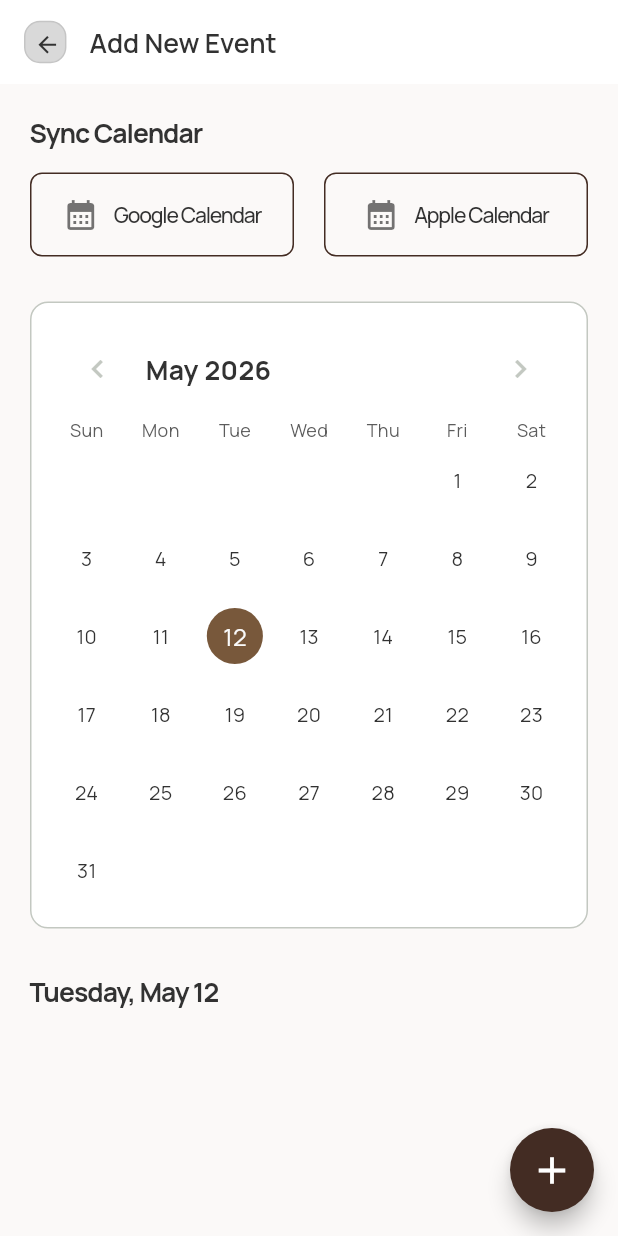
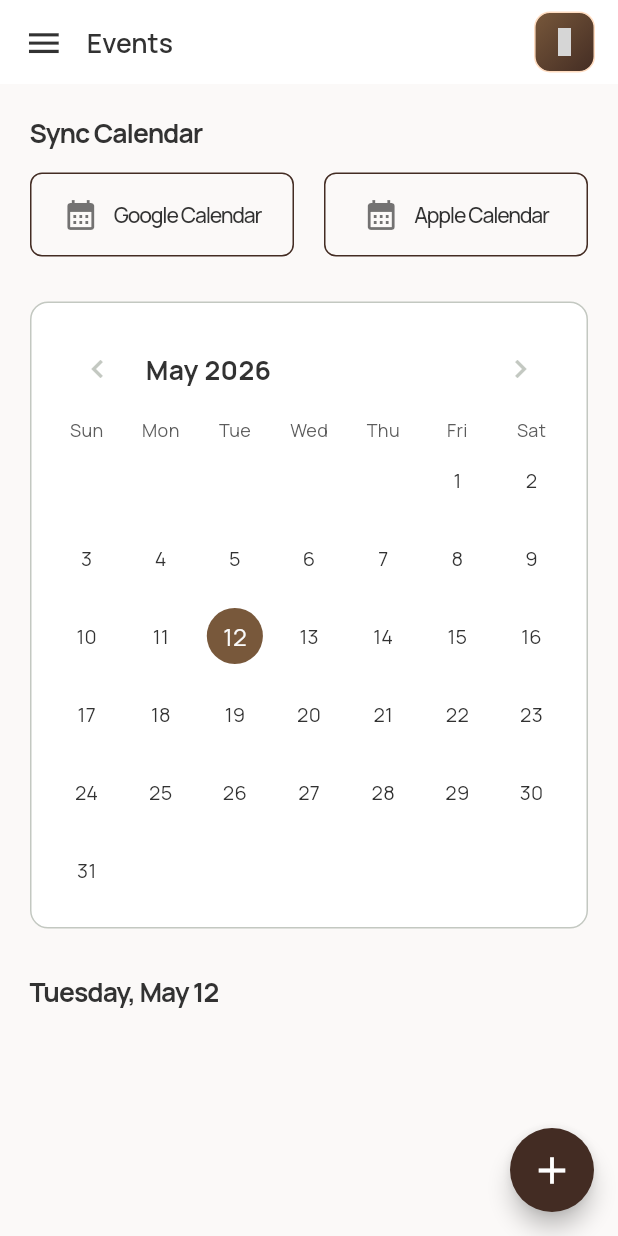
Before and after one commit to waleed-tafsol/stride_sync, a Flutter app: the EventPage screen opened directly, on a phone screen of 412 x 824 dp. Run offline on Flutter 3.47's test engine with Material 3 defaults, Android fonts, the phone set to English and light mode, and no system bars; drawn by our look-alikes of flutter_easyloading, table_calendar; our stand-ins replace dropdown_button2, flutter_screenutil, flutter_secure_storage, flutter_svg, get_it, google_fonts and 1 more; missing offline and left inert: tabler_icons_plus; accounts and stored records are empty; network calls fail; grey boxes are pictures that could not be loaded.

Commit message:
refactor: Update event navigation and EventPage UI
- Replace `AddEventScreen` with `EventPage` in the main bottom navigation.
- Update `EventPage` app bar with a menu icon, "Events" title, and notification action.
- Implement navigation to `AddEventScreen` from the floating action button on the `EventPage`.
- Define `routeName` for `AddEventScreen` and register it in the application router.
- Update dummy event data in `EventPage`.

```diff
--- a/lib/routes/app_routes.dart
+++ b/lib/routes/app_routes.dart
@@ -6,6 +6,8 @@ import 'package:stride_sync/ui/pages/forgot_password_page.dart';
 import 'package:stride_sync/ui/pages/horse_detail_page.dart';
 import 'package:stride_sync/ui/pages/splash_page.dart';
 import 'package:stride_sync/ui/pages/subscription_page.dart';
+
+import '../ui/pages/add_event_screen.dart';
 
 abstract final class AppRoutes {
   static final navigatorKey = GlobalKey<NavigatorState>();
@@ -37,6 +39,10 @@ abstract final class AppRoutes {
         settings: const RouteSettings(name: HorseDetailPage.routeName),
         builder: (_) => const HorseDetailPage(),
       ),
+      AddEventScreen.routeName => CupertinoPageRoute(
+        settings: const RouteSettings(name: AddEventScreen.routeName),
+        builder: (_) => const AddEventScreen(),
+      ),
 
       null => throw UnimplementedError(),
       String() => throw UnimplementedError(),
--- a/lib/ui/pages/add_event_screen.dart
+++ b/lib/ui/pages/add_event_screen.dart
@@ -10,6 +10,8 @@ import '../widgets/custom_app_bar.dart';
 import '../widgets/text_form_field_with_title_widget.dart';
 
 class AddEventScreen extends StatefulWidget {
+  static const String routeName = '/add-event-screen';
+
   const AddEventScreen({super.key});
 
   @override
--- a/lib/ui/pages/bottom_nav_page.dart
+++ b/lib/ui/pages/bottom_nav_page.dart
@@ -20,7 +20,7 @@ class BottomNavPage extends StatelessWidget {
   static const List<Widget> _screens = [
     HomePage(),
     HorsesPage(),
-    AddEventScreen(),
+    EventPage(),
     ProfilePage(),
   ];
 
--- a/lib/ui/pages/event_page.dart
+++ b/lib/ui/pages/event_page.dart
@@ -2,9 +2,11 @@ import 'package:flutter/material.dart';
 import 'package:flutter_screenutil/flutter_screenutil.dart';
 import 'package:table_calendar/table_calendar.dart';
 import 'package:intl/intl.dart';
+import 'package:tabler_icons_plus/tabler_icons_plus.dart';
 import '../resources/app_colors.dart';
 import '../resources/app_fonts.dart';
 import '../widgets/custom_app_bar.dart';
+import 'add_event_screen.dart';
 
 class EventPage extends StatefulWidget {
   const EventPage({super.key});
@@ -17,9 +19,8 @@ class _EventPageState extends State<EventPage> {
   DateTime _focusedDay = DateTime.now();
   DateTime? _selectedDay;
 
-  // Dummy data for events
   final Map<DateTime, List<Event>> _events = {
-    DateTime.utc(2024, 10, 8): [
+    DateTime.utc(2026, 12, 5): [
       Event(
         title: 'Daily Training Session',
         time: '09:00 AM - 10:30 AM',
@@ -64,18 +65,9 @@ class _EventPageState extends State<EventPage> {
   Widget build(BuildContext context) {
     return Scaffold(
       appBar: CustomAppBar(
-        leadingWidget: Container(
-          height: 32.h,
-          width: 32.h,
-          padding: EdgeInsets.all(6.w),
-          decoration: BoxDecoration(
-            color: AppColors.containerGrey,
-            borderRadius: BorderRadius.circular(12.sp),
-            border: Border.all(color: AppColors.containerBorder),
-          ),
-          child: Icon(Icons.arrow_back, size: 20.sp),
-        ),
-        title: 'Add New Event',
+        leadingWidget: Icon(Icons.menu, size: 30.sp),
+        title: 'Events',
+        actionIcon: TablerIcons.bell,
       ),
       body: SafeArea(
         child: SingleChildScrollView(
@@ -171,7 +163,9 @@ class _EventPageState extends State<EventPage> {
         ),
       ),
       floatingActionButton: FloatingActionButton(
-        onPressed: () {},
+        onPressed: () {
+          Navigator.pushNamed(context, AddEventScreen.routeName);
+        },
         backgroundColor: AppColors.textFeildBorder,
         shape: const CircleBorder(),
         child: const Icon(Icons.add, color: AppColors.white, size: 30),
```
